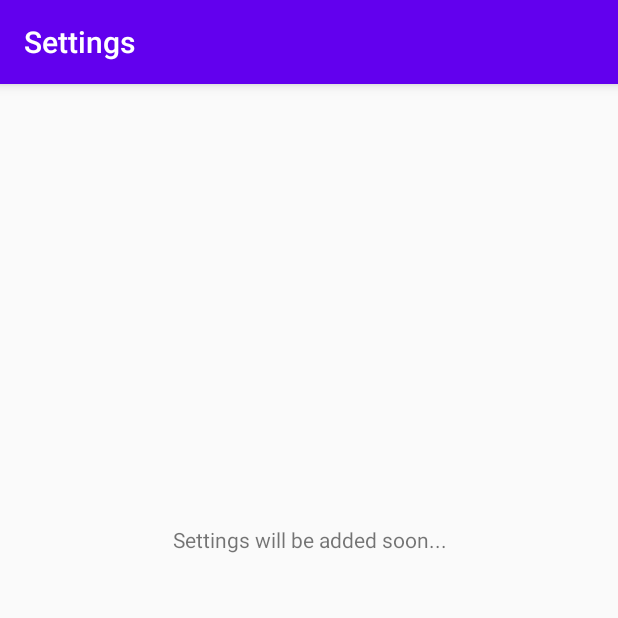
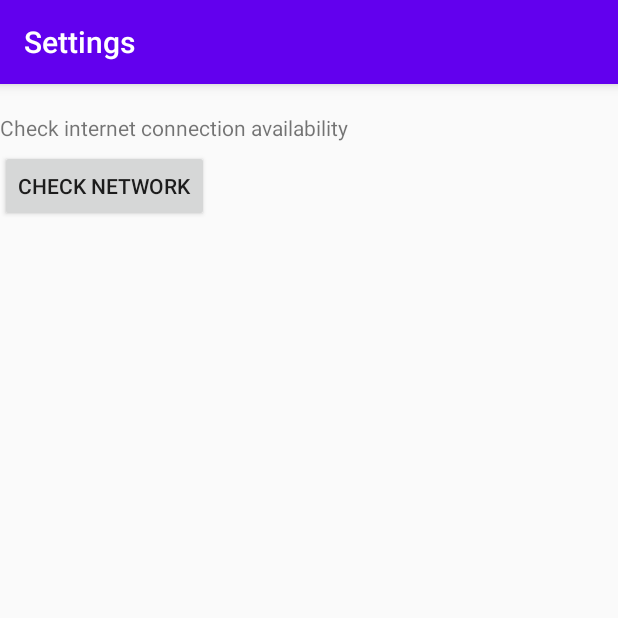
Before and after one commit to vladjk/EventBrowser, an Android app: the SettingsActivity screen opened directly, with no data from a screen before it, on a phone screen of 412 x 824 dp, the top half of it. Run offline under Robolectric (Android 15) with nearby library versions, the light colour scheme and no system bars.

Commit message:
Added functionality for Network connectivity testing in SettingsActivity.

```diff
--- a/app/src/main/AndroidManifest.xml
+++ b/app/src/main/AndroidManifest.xml
@@ -1,6 +1,7 @@
 <?xml version="1.0" encoding="utf-8"?>
 <manifest xmlns:android="http://schemas.android.com/apk/res/android"
     package="com.example.eventbrowser">
+    <uses-permission android:name="android.permission.ACCESS_NETWORK_STATE" />
 
     <application
         android:allowBackup="true"
--- a/app/src/main/java/com/example/eventbrowser/SettingsActivity.java
+++ b/app/src/main/java/com/example/eventbrowser/SettingsActivity.java
@@ -3,9 +3,17 @@ package com.example.eventbrowser;
 import androidx.appcompat.app.AppCompatActivity;
 import androidx.appcompat.widget.Toolbar;
 
+import android.content.Context;
+import android.net.ConnectivityManager;
+import android.net.NetworkInfo;
 import android.os.Bundle;
+import android.view.View;
+import android.widget.Button;
+import android.widget.Toast;
 
 public class SettingsActivity extends AppCompatActivity {
+
+    Button networkBtn;
 
     @Override
     protected void onCreate(Bundle savedInstanceState) {
@@ -16,5 +24,30 @@ public class SettingsActivity extends AppCompatActivity {
         Toolbar toolbar = findViewById(R.id.toolbar);
         setSupportActionBar(toolbar);
         setTitle("Settings");
+
+        /** Checks connection status on button click */
+        networkBtn = findViewById(R.id.networkButton);
+        networkBtn.setOnClickListener(new View.OnClickListener() {
+            @Override
+            public void onClick(View view) {
+                if (isNetworkAvailable() == true){
+                    Toast.makeText(SettingsActivity.this, "Connection OK", Toast.LENGTH_SHORT).show();
+                }
+                else{
+                    Toast.makeText(SettingsActivity.this, "Connection FAIL", Toast.LENGTH_SHORT).show();
+                }
+            }
+        });
+
+
     }
+    /** Retrieves active connection info */
+    private boolean isNetworkAvailable() {
+        ConnectivityManager connectivityManager = (ConnectivityManager) getSystemService(Context.CONNECTIVITY_SERVICE);
+        NetworkInfo activeNetworkInfo = connectivityManager.getActiveNetworkInfo();
+        return activeNetworkInfo != null && activeNetworkInfo.isConnected();
+    }
+
+
+
 }
--- a/app/src/main/res/layout/activity_settings.xml
+++ b/app/src/main/res/layout/activity_settings.xml
@@ -1,5 +1,5 @@
 <?xml version="1.0" encoding="utf-8"?>
-<androidx.constraintlayout.widget.ConstraintLayout xmlns:android="http://schemas.android.com/apk/res/android"
+<RelativeLayout xmlns:android="http://schemas.android.com/apk/res/android"
     xmlns:app="http://schemas.android.com/apk/res-auto"
     xmlns:tools="http://schemas.android.com/tools"
     android:layout_width="match_parent"
@@ -10,13 +10,17 @@
         layout="@layout/toolbar"
         android:id="@+id/toolbar"
         />
-
     <TextView
+        android:layout_marginTop="75dp"
         android:layout_width="wrap_content"
         android:layout_height="wrap_content"
-        android:paddingTop="350dp"
-        android:paddingLeft="115dp"
-        android:text="Settings will be added soon..."
-        tools:ignore="MissingConstraints" />
-
-</androidx.constraintlayout.widget.ConstraintLayout>
+        android:text="Check internet connection availability"
+        />
+    <Button
+        android:id="@+id/networkButton"
+        android:layout_marginTop="100dp"
+        android:layout_width="wrap_content"
+        android:layout_height="wrap_content"
+        android:text="Check Network"
+        />
+</RelativeLayout>
```
